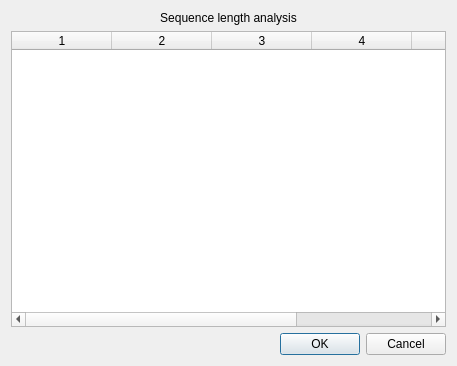
Qt form seqlenanalysis.ui (eras/BitCracker) before a commit.
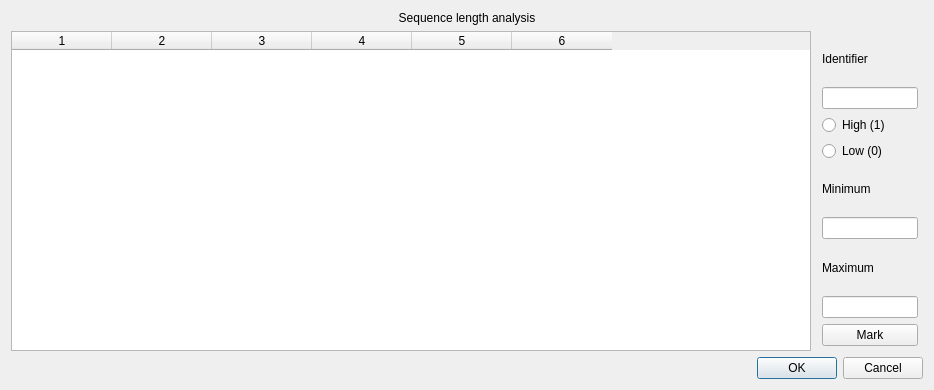
The same form after that commit.

Commit message: Ability to send mark requests from SeqLenAnalysis

Diff of the .ui file:
```diff
--- a/seqlenanalysis.ui
+++ b/seqlenanalysis.ui
@@ -6,8 +6,8 @@
    <rect>
     <x>0</x>
     <y>0</y>
-    <width>457</width>
-    <height>366</height>
+    <width>934</width>
+    <height>390</height>
    </rect>
   </property>
   <property name="windowTitle">
@@ -28,17 +28,110 @@
     </widget>
    </item>
    <item>
-    <widget class="QTableWidget" name="seqLenTable">
-     <property name="columnCount">
-      <number>6</number>
-     </property>
-     <column/>
-     <column/>
-     <column/>
-     <column/>
-     <column/>
-     <column/>
-    </widget>
+    <layout class="QHBoxLayout" name="horizontalLayout">
+     <item>
+      <widget class="QTableWidget" name="seqLenTable">
+       <property name="minimumSize">
+        <size>
+         <width>800</width>
+         <height>0</height>
+        </size>
+       </property>
+       <property name="showGrid">
+        <bool>false</bool>
+       </property>
+       <property name="sortingEnabled">
+        <bool>true</bool>
+       </property>
+       <property name="wordWrap">
+        <bool>false</bool>
+       </property>
+       <property name="columnCount">
+        <number>6</number>
+       </property>
+       <column/>
+       <column/>
+       <column/>
+       <column/>
+       <column/>
+       <column/>
+      </widget>
+     </item>
+     <item>
+      <layout class="QVBoxLayout" name="verticalLayout_2">
+       <property name="sizeConstraint">
+        <enum>QLayout::SetFixedSize</enum>
+       </property>
+       <property name="margin">
+        <number>5</number>
+       </property>
+       <item>
+        <layout class="QVBoxLayout" name="verticalLayout_3">
+         <property name="spacing">
+          <number>6</number>
+         </property>
+         <property name="sizeConstraint">
+          <enum>QLayout::SetMaximumSize</enum>
+         </property>
+         <property name="leftMargin">
+          <number>0</number>
+         </property>
+         <item>
+          <widget class="QLabel" name="label_4">
+           <property name="text">
+            <string>Identifier</string>
+           </property>
+          </widget>
+         </item>
+         <item>
+          <widget class="QLineEdit" name="identifier"/>
+         </item>
+         <item>
+          <widget class="QRadioButton" name="high">
+           <property name="text">
+            <string>High (1)</string>
+           </property>
+          </widget>
+         </item>
+         <item>
+          <widget class="QRadioButton" name="low">
+           <property name="text">
+            <string>Low (0)</string>
+           </property>
+          </widget>
+         </item>
+         <item>
+          <widget class="QLabel" name="label_2">
+           <property name="text">
+            <string>Minimum</string>
+           </property>
+          </widget>
+         </item>
+         <item>
+          <widget class="QLineEdit" name="minimum"/>
+         </item>
+         <item>
+          <widget class="QLabel" name="label_3">
+           <property name="text">
+            <string>Maximum</string>
+           </property>
+          </widget>
+         </item>
+         <item>
+          <widget class="QLineEdit" name="maximum"/>
+         </item>
+         <item>
+          <widget class="QPushButton" name="mark">
+           <property name="text">
+            <string>Mark</string>
+           </property>
+          </widget>
+         </item>
+        </layout>
+       </item>
+      </layout>
+     </item>
+    </layout>
    </item>
    <item>
     <widget class="QDialogButtonBox" name="buttonBox">
```
The commit also changes 2 other files.
